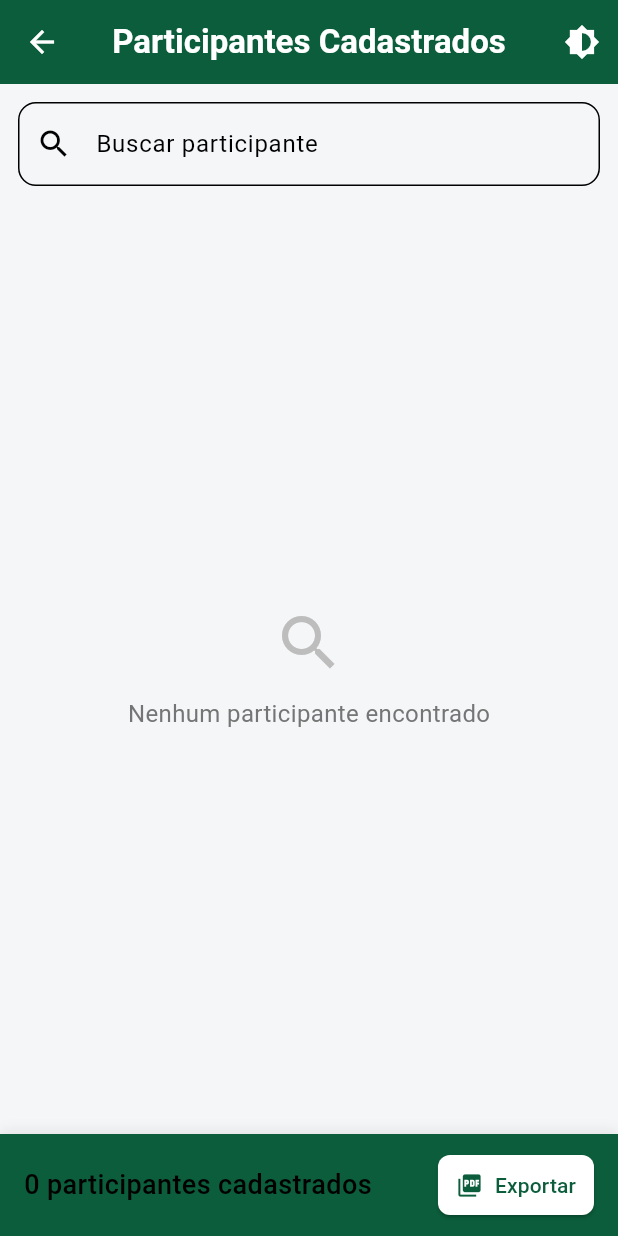
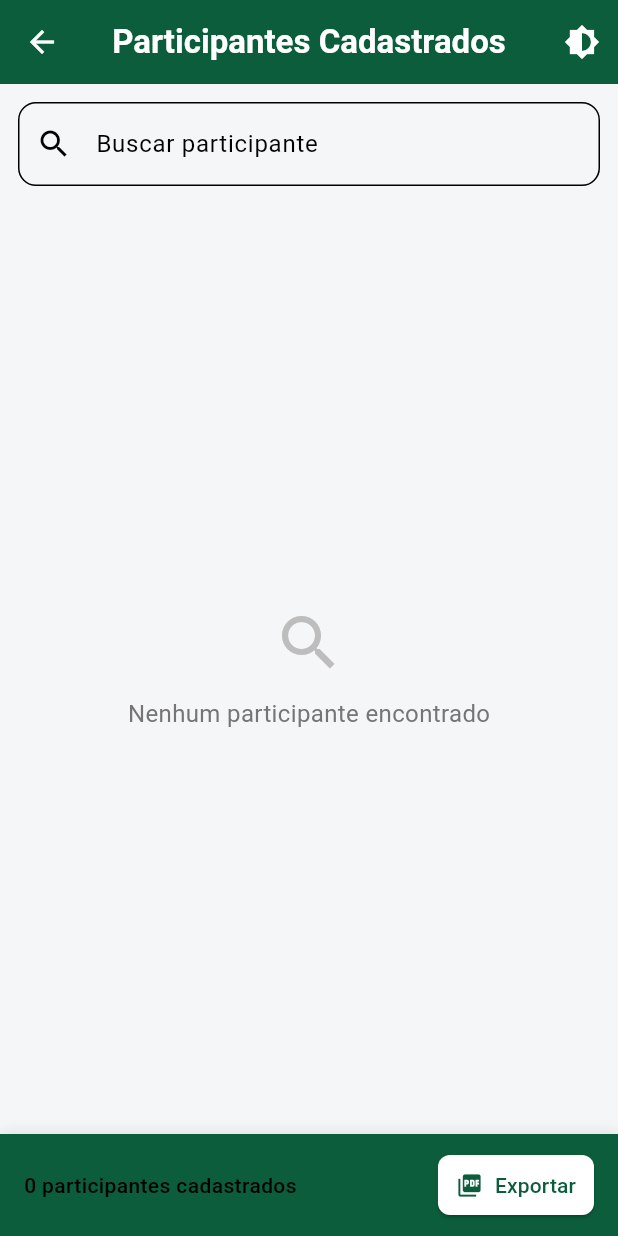
Before and after one commit to Chadtome/bolao_flutter, a Flutter app: the screen it shows after launch, after a tap on "Lista de Participantes", on a phone screen of 412 x 824 dp. Run offline on Flutter 3.47's test engine with Material 3 defaults, Android fonts, the phone set to English and light mode, and no system bars; drawn by our look-alikes of flutter_styled_toast; our stand-ins replace flutter_slidable, flutter_svg, open_file, pdf, sqflite; accounts and stored records are empty; project files that could hold a hidden picture were left out.

Commit message:
Ajusta bottom bar para não sobrepor barra de navegação e corrige exportar PDF

```diff
--- a/lib/screens/participantes/lista_participantes.dart
+++ b/lib/screens/participantes/lista_participantes.dart
@@ -374,7 +374,8 @@ class _ListaParticipantesScreenState extends State<ListaParticipantesScreen> {
               )
         ],
       ),
-      bottomNavigationBar: Container(
+      bottomNavigationBar: SafeArea(
+  child: Container(
     padding: const EdgeInsets.symmetric(horizontal: 16, vertical: 10),
     decoration: BoxDecoration(
       color: Theme.of(context).colorScheme.primary,
@@ -392,7 +393,7 @@ class _ListaParticipantesScreenState extends State<ListaParticipantesScreen> {
           child: Text(
             '${participantes.length} participantes cadastrados',
             style: TextStyle(
-                  fontSize: 18,
+              fontSize: 14,
               fontWeight: FontWeight.w500,
               color: Theme.of(context).colorScheme.onSurface,
             ),
@@ -415,6 +416,8 @@ class _ListaParticipantesScreenState extends State<ListaParticipantesScreen> {
       ],
     ),
   ),
+),
+
     );
   }
 }
```
Lines whose indentation alone changed are shown as unchanged.
